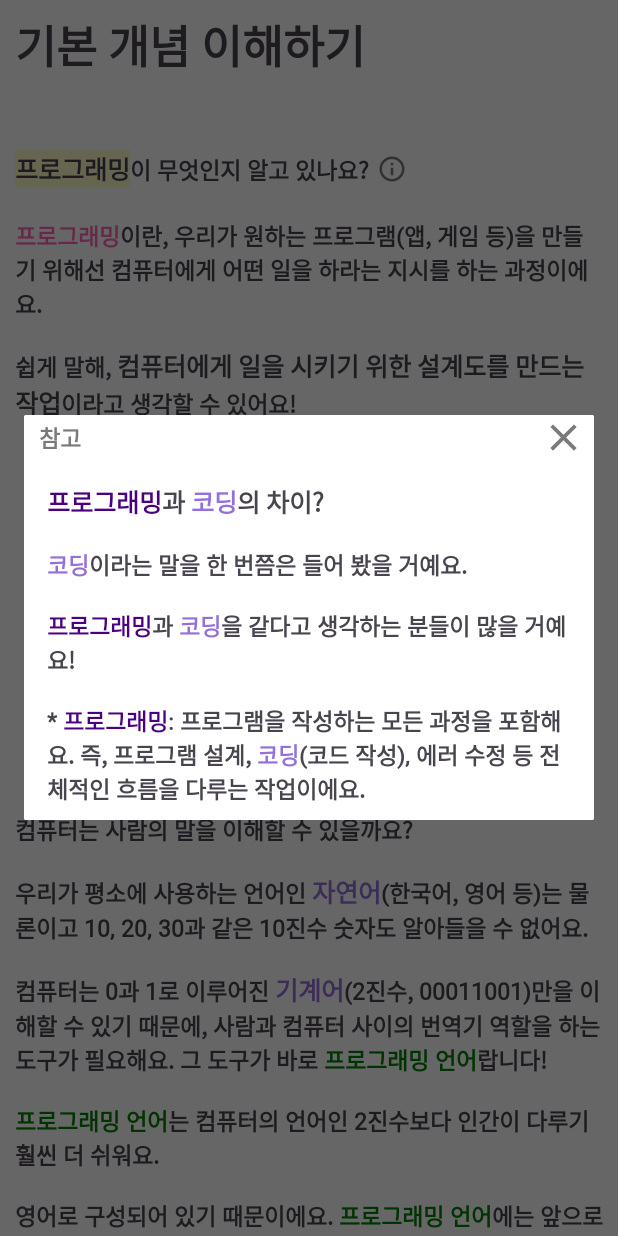
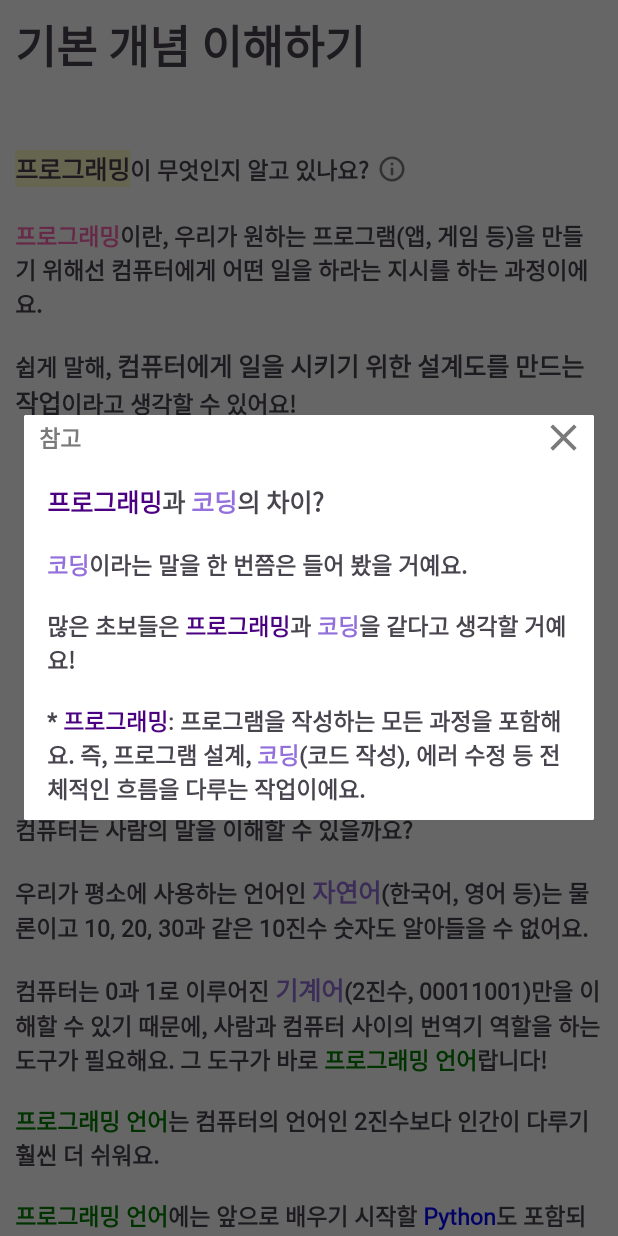
Before and after one commit to SchoolMembers/freeCode, an Android app: the fragment KingNoobFragment2 shown on its own in the app's theme, after a tap on an icon or button, on a phone screen of 412 x 824 dp. Run offline under Robolectric (Android 15) with nearby library versions, the phone set to English and light mode, and no system bars; 1 statement that could not run was skipped.

Commit message:
[docs] kingnoob page2 문장 몇 개 수정

```diff
--- a/app/src/main/res/values/kingnoob_strings.xml
+++ b/app/src/main/res/values/kingnoob_strings.xml
@@ -34,16 +34,16 @@
         \n\n우리가 평소에 사용하는 언어인 자연어(한국어, 영어 등)는 물론이고 10, 20, 30과 같은 10진수 숫자도 알아들을 수 없어요.
         \n\n컴퓨터는 0과 1로 이루어진 기계어(2진수, 00011001)만을 이해할 수 있기 때문에, 사람과 컴퓨터 사이의 번역기 역할을 하는 도구가 필요해요. 그 도구가 바로 프로그래밍 언어랍니다!
         \n\n프로그래밍 언어는 컴퓨터의 언어인 2진수보다 인간이 다루기 훨씬 더 쉬워요.
-        \n\n영어로 구성되어 있기 때문이에요. 프로그래밍 언어에는 앞으로 배우기 시작할 Python도 포함되고, 그 밖에도 Java, C 등 다양한 언어가 있어요!
-        \n\nPython은 많은 프로그래밍 언어 중 매우 쉽다고 알려진 언어예요. Python을 배우며 프로그래밍에 대한 이해도를 높일 거예요!
+        \n\n프로그래밍 언어에는 앞으로 배우기 시작할 Python도 포함되고, 그 밖에도 Java, C 등 다양한 언어가 포함되어 있어요!
+        \n\nPython은 많은 프로그래밍 언어 중 매우 쉽다고 알려진 언어예요. 접근이 쉬운 Python을 배우며 프로그래밍에 대한 이해도를 높이는 게 목표예요!
     </string>
     <string name="king_page2_image">컴퓨터와 사람 소통</string>
     <string name="king_page2_dialog">
         프로그래밍과 코딩의 차이?
         \n\n코딩이라는 말을 한 번쯤은 들어 봤을 거예요.
-        \n\n프로그래밍과 코딩을 같다고 생각하는 분들이 많을 거예요!
+        \n\n많은 초보들은 프로그래밍과 코딩을 같다고 생각할 거예요!
         \n\n* 프로그래밍: 프로그램을 작성하는 모든 과정을 포함해요. 즉, 프로그램 설계, 코딩(코드 작성), 에러 수정 등 전체적인 흐름을 다루는 작업이에요.
-        \n\n* 코딩: 코드를 작성하는 것만을 의미해요. 쉽게 말해 사람이 이해할 수 있는 자연어를 컴퓨터가 이해할 수 있는 기계어로 바꾸는 것을 말해요.
+        \n\n* 코딩: 코드를 작성하는 것만을 의미해요. 쉽게 말해, 사람이 이해할 수 있는 자연어를 컴퓨터가 이해할 수 있는 기계어로 바꾸는 것을 말해요.
         \n\n\n둘을 혼동해서 사용하지 않도록 프로그래밍은 더 큰 범위의 개념이고, 코딩은 그 일부라는 점을 기억하도록 해요!
     </string>
 </resources>
```
